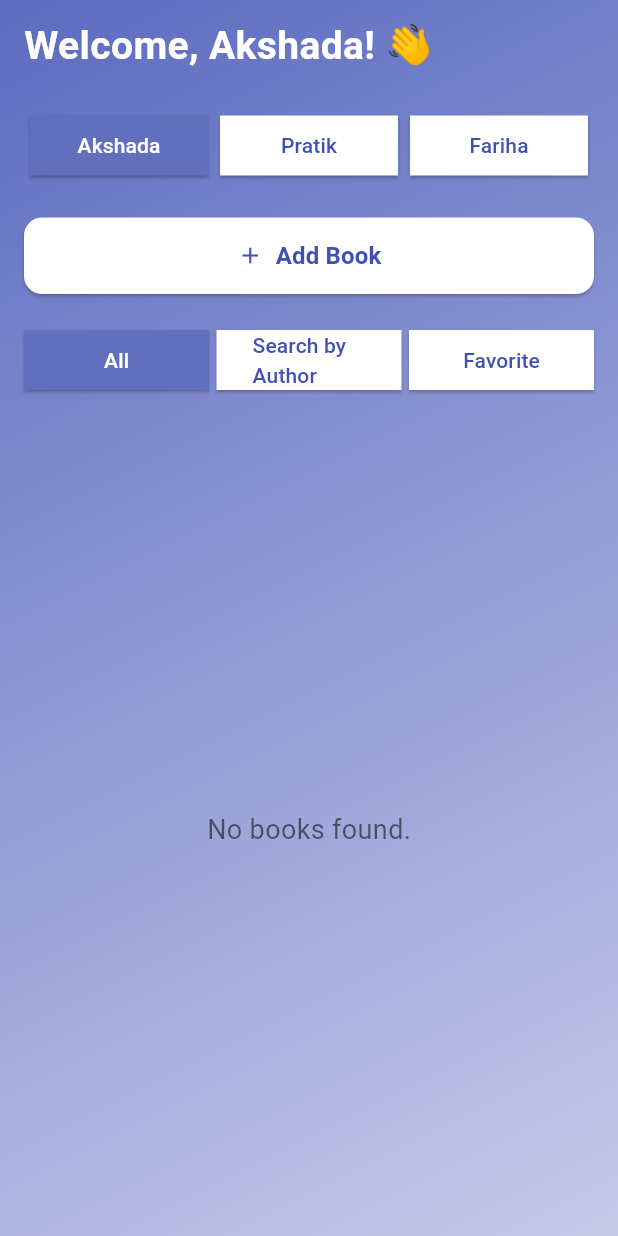
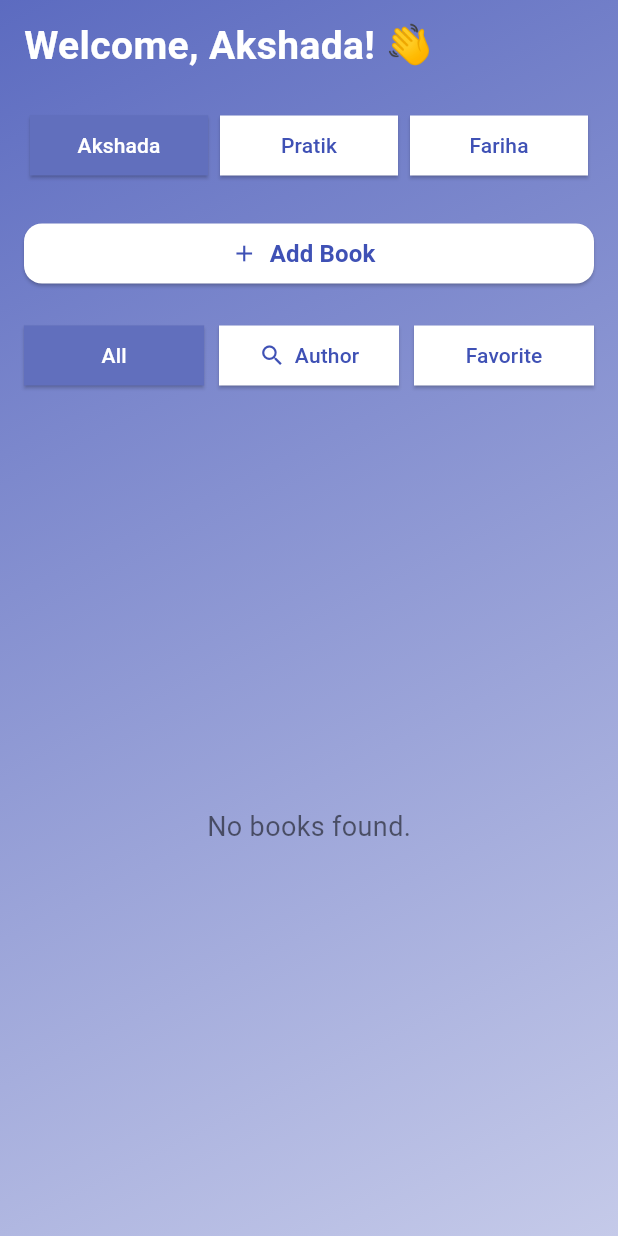
Before and after one commit to farihaarai/Read_Vault, a Flutter app: the HomeScreen screen opened by its route, on a phone screen of 412 x 824 dp. Run offline on Flutter 3.47's test engine with Material 3 defaults, Android fonts, the phone set to English and light mode, and no system bars; our stand-ins replace get, responsive_framework; network calls fail.

Commit message:
feat: add responsive layout with Responsive Framework
- Integrated responsive_framework package
- Implemented responsive UI adjustments for mobile, tablet, and desktop views
- Refactored layouts to ensure consistent scaling and spacing across devices.

```diff
--- a/lib/screens/home_screen.dart
+++ b/lib/screens/home_screen.dart
@@ -5,6 +5,7 @@ import 'package:booklibraryflutter/widgets/filter_tabs.dart';
 import 'package:booklibraryflutter/widgets/user_tabs.dart';
 import 'package:flutter/material.dart';
 import 'package:get/get.dart';
+import 'package:responsive_framework/responsive_framework.dart';
 import '../controllers/user_controller.dart';
 
 class HomeScreen extends StatelessWidget {
@@ -15,6 +16,10 @@ class HomeScreen extends StatelessWidget {
 
   @override
   Widget build(BuildContext context) {
+    final ResponsiveBreakpointsData breakpoints = ResponsiveBreakpoints.of(
+      context,
+    );
+    final bool isMobile = breakpoints.isMobile;
     return Scaffold(
       body: Stack(
         children: [
@@ -35,46 +40,43 @@ class HomeScreen extends StatelessWidget {
               child: Column(
                 crossAxisAlignment: CrossAxisAlignment.stretch,
                 children: [
-                  // Greeting
-                  Obx(() {
+                  // Greeting + Top-right Add Button (tablet/desktop)
+                  Row(
+                    children: [
+                      Expanded(
+                        child: Obx(() {
                           final userName =
                               userController.currentUser.value?.name ?? '';
                           return Text(
                             "Welcome, $userName! 👋",
-                      style: TextStyle(
+                            style: const TextStyle(
                               fontSize: 26,
                               fontWeight: FontWeight.bold,
                               color: Colors.white,
                             ),
                           );
                         }),
+                      ),
+                      if (!isMobile) _addBookButton(),
+                    ],
+                  ),
                   const SizedBox(height: 20),
 
                   // User Tabs
                   UserTabs(),
                   const SizedBox(height: 20),
 
-                  // Add Book Button
-                  ElevatedButton.icon(
-                    style: ElevatedButton.styleFrom(
-                      backgroundColor: Colors.white,
-                      foregroundColor: Colors.indigo,
-                      padding: const EdgeInsets.symmetric(vertical: 14),
-                      shape: RoundedRectangleBorder(
-                        borderRadius: BorderRadius.circular(12),
-                      ),
-                    ),
-                    onPressed: () => Get.toNamed("/add-book"),
-                    icon: const Icon(Icons.add),
-                    label: const Text(
-                      "Add Book",
-                      style: TextStyle(
-                        fontSize: 16,
-                        fontWeight: FontWeight.bold,
-                      ),
-                    ),
+                  // Add Book Button (only for mobile)
+                  if (isMobile)
+                    Column(
+                      children: [
+                        SizedBox(
+                          width: double.infinity,
+                          child: _addBookButton(),
                         ),
                         const SizedBox(height: 20),
+                      ],
+                    ),
 
                   // Filter Buttons
                   FilterTabs(),
@@ -144,4 +146,21 @@ class HomeScreen extends StatelessWidget {
       ),
     );
   }
+
+  Widget _addBookButton() {
+    return ElevatedButton.icon(
+      style: ElevatedButton.styleFrom(
+        backgroundColor: Colors.white,
+        foregroundColor: Colors.indigo,
+
+        shape: RoundedRectangleBorder(borderRadius: BorderRadius.circular(12)),
+      ),
+      onPressed: () => Get.toNamed("/add-book"),
+      icon: const Icon(Icons.add),
+      label: const Text(
+        "Add Book",
+        style: TextStyle(fontSize: 16, fontWeight: FontWeight.bold),
+      ),
+    );
   }
+}
--- a/lib/widgets/filter_tabs.dart
+++ b/lib/widgets/filter_tabs.dart
@@ -1,84 +1,143 @@
+import 'dart:developer';
+
 import 'package:booklibraryflutter/controllers/book_controller.dart';
 import 'package:booklibraryflutter/controllers/user_controller.dart';
 import 'package:flutter/material.dart';
 import 'package:get/get.dart';
+import 'package:responsive_framework/responsive_framework.dart';
 
 class FilterTabs extends StatelessWidget {
   FilterTabs({super.key});
   final UserController userController = Get.find();
   final BookController bookController = Get.find();
   final TextEditingController queryController = TextEditingController();
-  @override
-  Widget build(BuildContext context) {
-    return Obx(
-      () => Row(
-        children: [
-          Expanded(
-            child: ElevatedButton(
+
+  // value is the filter selected & label is button label
+  Widget buildTab(String label, String value, {bool withIcon = false}) {
+    return ElevatedButton(
       style: ElevatedButton.styleFrom(
-                backgroundColor: userController.filter.value == "all"
+        backgroundColor: userController.filter.value == value
             ? const Color.fromARGB(255, 97, 111, 189)
             : Colors.white,
-                foregroundColor: userController.filter.value == "all"
+        foregroundColor: userController.filter.value == value
             ? Colors.white
             : Colors.indigo,
-                shape: const RoundedRectangleBorder(
-                  borderRadius: BorderRadius.zero,
-                ),
+        shape: const RoundedRectangleBorder(borderRadius: BorderRadius.zero),
       ),
       onPressed: () {
-                userController.filter.value = "all";
+        userController.filter.value = value;
         userController.query.value = "";
         queryController.clear();
+
+        if (value == "favorite") {
+          bookController.getFavBook();
+        }
       },
-              child: const Text("All"),
+      // icon: Icon(Icons.search),
+      child: Row(
+        mainAxisSize: MainAxisSize.min,
+        children: [
+          if (withIcon)
+            const Padding(
+              padding: EdgeInsets.only(right: 6),
+              child: Icon(Icons.search, size: 18, color: Colors.indigo),
             ),
-          ),
-          const SizedBox(width: 5),
-          Expanded(
-            child: ElevatedButton(
-              style: ElevatedButton.styleFrom(
-                backgroundColor: userController.filter.value == "author"
-                    ? const Color.fromARGB(255, 97, 111, 189)
-                    : Colors.white,
-                foregroundColor: userController.filter.value == "author"
-                    ? Colors.white
-                    : Colors.indigo,
-                shape: const RoundedRectangleBorder(
-                  borderRadius: BorderRadius.zero,
-                ),
-              ),
-              onPressed: () {
-                userController.filter.value = "author";
-              },
-              child: const Text("Search by Author"),
-            ),
-          ),
-          const SizedBox(width: 5),
-          Expanded(
-            child: ElevatedButton(
-              style: ElevatedButton.styleFrom(
-                backgroundColor: userController.filter.value == "favorite"
-                    ? const Color.fromARGB(255, 97, 111, 189)
-                    : Colors.white,
-                foregroundColor: userController.filter.value == "favorite"
-                    ? Colors.white
-                    : Colors.indigo,
-                shape: const RoundedRectangleBorder(
-                  borderRadius: BorderRadius.zero,
-                ),
-              ),
-              onPressed: () {
-                userController.filter.value = "favorite";
-                bookController.getFavBook();
-                userController.query.value = "";
-                queryController.clear();
-              },
-              child: const Text("Favorite"),
-            ),
-          ),
+          Text(label),
         ],
       ),
     );
   }
+
+  @override
+  Widget build(BuildContext context) {
+    final breakpoints = ResponsiveBreakpoints.of(context);
+    final bool isMobile = breakpoints.isMobile;
+    log("Is Rebuild");
+    return Obx(
+      () => Row(
+        mainAxisAlignment: isMobile
+            ? MainAxisAlignment.start
+            : MainAxisAlignment.center,
+        children: [
+          isMobile
+              ? Expanded(child: buildTab('All', "all"))
+              : buildTab('All', "all"),
+          SizedBox(width: 10),
+          isMobile
+              ? Expanded(child: buildTab("Author", "author", withIcon: true))
+              : buildTab("Author", "author", withIcon: true),
+          SizedBox(width: 10),
+          isMobile
+              ? Expanded(child: buildTab("Favorite", "favorite"))
+              : buildTab("Favorite", "favorite"),
+        ],
+        // children: [
+        //   Expanded(
+        //     child: ElevatedButton(
+        //       style: ElevatedButton.styleFrom(
+        //         backgroundColor: userController.filter.value == "all"
+        //             ? const Color.fromARGB(255, 97, 111, 189)
+        //             : Colors.white,
+        //         foregroundColor: userController.filter.value == "all"
+        //             ? Colors.white
+        //             : Colors.indigo,
+        //         shape: const RoundedRectangleBorder(
+        //           borderRadius: BorderRadius.zero,
+        //         ),
+        //       ),
+        //       onPressed: () {
+        //         userController.filter.value = "all";
+        //         userController.query.value = "";
+        //         queryController.clear();
+        //       },
+        //       child: const Text("All"),
+        //     ),
+        //   ),
+        //   const SizedBox(width: 5),
+        //   Expanded(
+        //     child: ElevatedButton(
+        //       style: ElevatedButton.styleFrom(
+        //         backgroundColor: userController.filter.value == "author"
+        //             ? const Color.fromARGB(255, 97, 111, 189)
+        //             : Colors.white,
+        //         foregroundColor: userController.filter.value == "author"
+        //             ? Colors.white
+        //             : Colors.indigo,
+        //         shape: const RoundedRectangleBorder(
+        //           borderRadius: BorderRadius.zero,
+        //         ),
+        //       ),
+        //       onPressed: () {
+        //         userController.filter.value = "author";
+        //       },
+        //       child: const Text("Search by Author"),
+        //     ),
+        //   ),
+        //   const SizedBox(width: 5),
+        //   Expanded(
+        //     child: ElevatedButton(
+        //       style: ElevatedButton.styleFrom(
+        //         backgroundColor: userController.filter.value == "favorite"
+        //             ? const Color.fromARGB(255, 97, 111, 189)
+        //             : Colors.white,
+        //         foregroundColor: userController.filter.value == "favorite"
+        //             ? Colors.white
+        //             : Colors.indigo,
+        //         shape: const RoundedRectangleBorder(
+        //           borderRadius: BorderRadius.zero,
+        //         ),
+        //       ),
+        //       onPressed: () {
+        //         userController.filter.value = "favorite";
+        //         bookController.getFavBook();
+        //         userController.query.value = "";
+        //         queryController.clear();
+        //       },
+        //       child: const Text("Favorite"),
+        //     ),
+        //   ),
+        // ],
+      ),
+    );
   }
+}
--- a/lib/widgets/user_tabs.dart
+++ b/lib/widgets/user_tabs.dart
@@ -1,19 +1,25 @@
 import 'package:booklibraryflutter/controllers/user_controller.dart';
 import 'package:flutter/material.dart';
 import 'package:get/get.dart';
+import 'package:responsive_framework/responsive_framework.dart';
 
 class UserTabs extends StatelessWidget {
   UserTabs({super.key});
   final UserController userController = Get.find();
+
   @override
   Widget build(BuildContext context) {
+    final breakpoints = ResponsiveBreakpoints.of(context);
+    final bool isMobile = breakpoints.isMobile;
+
     return Obx(
       () => Row(
         mainAxisAlignment: MainAxisAlignment.center,
+        mainAxisSize: MainAxisSize.min,
         children: userController.users.map((u) {
           bool isActive = userController.currentUser.value?.name == u.name;
-          return Expanded(
-            child: Padding(
+
+          final tabs = Padding(
             padding: const EdgeInsets.all(4.0),
             child: ElevatedButton(
               style: ElevatedButton.styleFrom(
@@ -28,8 +34,9 @@ class UserTabs extends StatelessWidget {
               onPressed: () => userController.selectUser(u),
               child: Text(u.name),
             ),
-            ),
           );
+
+          return isMobile ? Expanded(child: tabs) : tabs;
         }).toList(),
       ),
     );
--- a/pubspec.yaml
+++ b/pubspec.yaml
@@ -36,6 +36,7 @@ dependencies:
   cupertino_icons: ^1.0.8
   get: ^4.7.2
   http: ^1.5.0
+  responsive_framework: ^1.5.1
 
 dev_dependencies:
   flutter_test:
```
Also changed, not shown: lib/main.dart (+15 -4 lines), lib/widgets/book_list.dart (+101 -64 lines), pubspec.lock. Lines whose indentation alone changed are shown as unchanged.
